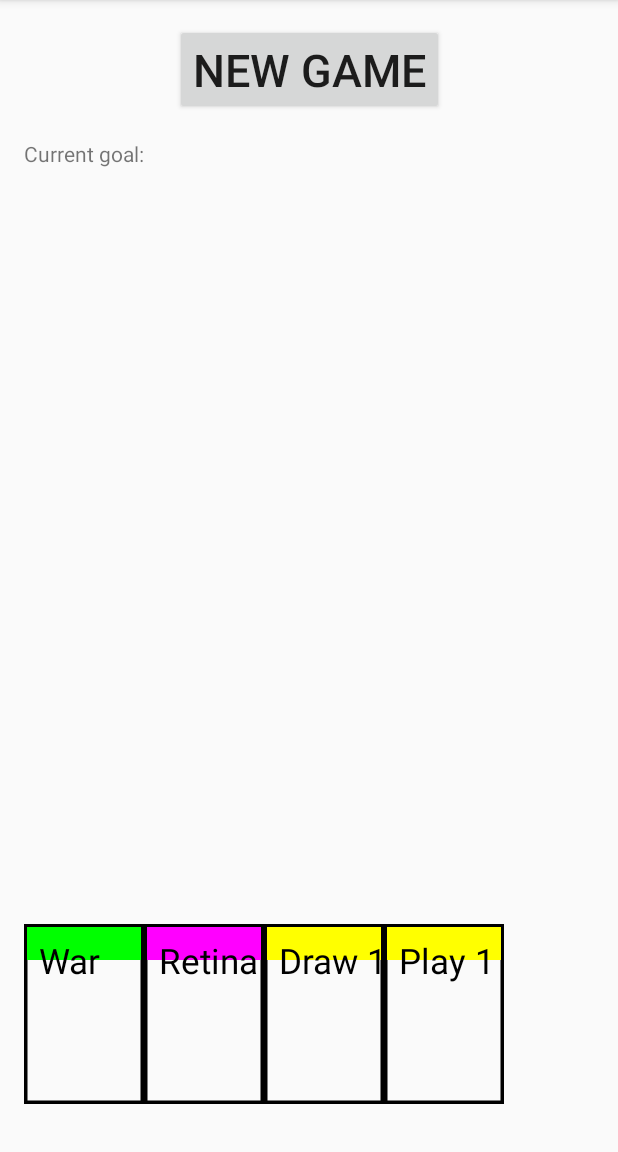
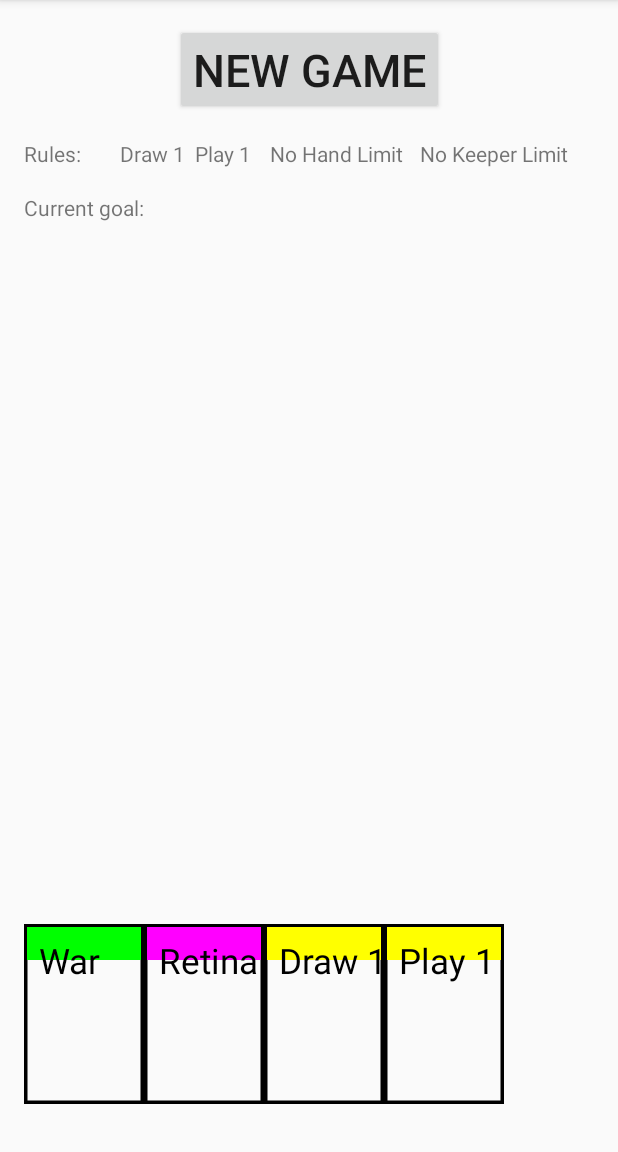
Before and after one commit to ajmath62/fluxx, an Android app: the screen it shows after launch (MainActivity), after a tap on "NEW GAME", on a phone screen of 412 x 824 dp, the part 84-1236 px from its top. Run offline under Robolectric (Android 15) with nearby library versions, the phone set to English and light mode, and no system bars.

Commit message:
Added rules description at the top of the screen

```diff
--- a/app/src/main/java/io/blackhole/aaronk/fluxx/MainActivity.java
+++ b/app/src/main/java/io/blackhole/aaronk/fluxx/MainActivity.java
@@ -1,12 +1,14 @@
 package io.blackhole.aaronk.fluxx;
 
 import android.content.res.Resources;
+import android.support.annotation.Nullable;
 import android.support.constraint.ConstraintLayout;
 import android.support.v7.app.AppCompatActivity;
 import android.os.Bundle;
 import android.util.Log;
 import android.view.View;
 import android.widget.LinearLayout;
+import android.widget.TextView;
 
 import java.util.ArrayList;
 import java.util.Arrays;
@@ -180,12 +182,31 @@ public class MainActivity extends AppCompatActivity {
             currentGoalView.addView(currentGoal.view);
         }
 
+        TextView cardsToPlayView = findViewById(R.id.cardsToPlay);
+        cardsToPlayView.setText(getString(R.string.play_n, getTotalCardsToPlay()));
+        TextView cardsToDrawView = findViewById(R.id.cardsToDraw);
+        cardsToDrawView.setText(getString(R.string.draw_n, getTotalCardsToDraw()));
+        TextView handLimitView = findViewById(R.id.handLimit);
+        Integer handLimit = getHandLimit();
+        if (handLimit == null)
+            handLimitView.setText(getString(R.string.hand_limit_null));
+        else
+            handLimitView.setText(getString(R.string.hand_limit_n, handLimit));
+        TextView keeperLimitView = findViewById(R.id.keeperLimit);
+        Integer keeperLimit = getKeeperLimit();
+        if (keeperLimit == null)
+            keeperLimitView.setText(getString(R.string.keeper_limit_null));
+        else
+            keeperLimitView.setText(getString(R.string.keeper_limit_n, keeperLimit));
+
         View youWin = findViewById(R.id.youWin);
         if (gameOver)
             youWin.setVisibility(View.VISIBLE);
         else
             youWin.setVisibility(View.INVISIBLE);
     }
+
+    //////// Helper methods
 
     private boolean isGoalSatisfied() {
         return currentGoal != null && currentGoal.isSatisfied(keepers);
@@ -197,6 +218,22 @@ public class MainActivity extends AppCompatActivity {
 
     private int getCardsLeftToPlay() {
         return getTotalCardsToPlay() - cardsPlayed;
+    }
+
+    @Nullable
+    private Integer getHandLimit() {
+        if (rules.containsKey(Rule.RuleType.HAND_LIMIT))
+            return rules.get(Rule.RuleType.HAND_LIMIT).ruleValue;
+        else
+            return null;
+    }
+
+    @Nullable
+    private Integer getKeeperLimit() {
+        if (rules.containsKey(Rule.RuleType.KEEPER_LIMIT))
+            return rules.get(Rule.RuleType.KEEPER_LIMIT).ruleValue;
+        else
+            return null;
     }
 
     private int getTotalCardsToDraw() {
--- a/app/src/main/res/layout/main.xml
+++ b/app/src/main/res/layout/main.xml
@@ -29,6 +29,57 @@
         android:layout_marginTop="16dp"
         android:text="@string/current_goal"
         app:layout_constraintStart_toStartOf="parent"
+        app:layout_constraintTop_toBottomOf="@id/rulesText" />
+
+    <TextView
+        android:id="@+id/rulesText"
+        android:layout_width="wrap_content"
+        android:layout_height="20dp"
+        android:layout_marginLeft="16dp"
+        android:layout_marginStart="16dp"
+        android:layout_marginTop="16dp"
+        android:text="@string/rules"
+        app:layout_constraintStart_toStartOf="parent"
+        app:layout_constraintTop_toBottomOf="@id/button" />
+
+    <TextView
+        android:id="@+id/cardsToPlay"
+        android:layout_width="wrap_content"
+        android:layout_height="20dp"
+        android:layout_marginLeft="130dp"
+        android:layout_marginStart="130dp"
+        android:layout_marginTop="16dp"
+        app:layout_constraintStart_toStartOf="parent"
+        app:layout_constraintTop_toBottomOf="@id/button" />
+
+    <TextView
+        android:id="@+id/cardsToDraw"
+        android:layout_width="wrap_content"
+        android:layout_height="20dp"
+        android:layout_marginLeft="80dp"
+        android:layout_marginStart="80dp"
+        android:layout_marginTop="16dp"
+        app:layout_constraintStart_toStartOf="parent"
+        app:layout_constraintTop_toBottomOf="@id/button" />
+
+    <TextView
+        android:id="@+id/handLimit"
+        android:layout_width="wrap_content"
+        android:layout_height="20dp"
+        android:layout_marginLeft="180dp"
+        android:layout_marginStart="180dp"
+        android:layout_marginTop="16dp"
+        app:layout_constraintStart_toStartOf="parent"
+        app:layout_constraintTop_toBottomOf="@id/button" />
+
+    <TextView
+        android:id="@+id/keeperLimit"
+        android:layout_width="wrap_content"
+        android:layout_height="20dp"
+        android:layout_marginLeft="280dp"
+        android:layout_marginStart="280dp"
+        android:layout_marginTop="16dp"
+        app:layout_constraintStart_toStartOf="parent"
         app:layout_constraintTop_toBottomOf="@id/button" />
 
     <android.support.constraint.ConstraintLayout
@@ -43,13 +94,11 @@
         tools:layout_editor_absoluteY="128dp">
     </android.support.constraint.ConstraintLayout>
 
-    <!-- AJK TODO display the rules -->
-
     <HorizontalScrollView
         android:id="@+id/keeperHolderScrollView"
         android:layout_width="match_parent"
         android:layout_height="wrap_content"
-        android:layout_marginBottom="16dp"
+        android:layout_marginBottom="0dp"
         android:layout_marginEnd="16dp"
         android:layout_marginStart="16dp"
         app:layout_constraintBottom_toTopOf="@+id/handHolderScrollView"
--- a/app/src/main/res/values/strings.xml
+++ b/app/src/main/res/values/strings.xml
@@ -2,5 +2,12 @@
     <string name="app_name">Fluxx</string>
     <string name="new_game">New game</string>
     <string name="current_goal">Current goal:</string>
+    <string name="rules">Rules:</string>
     <string name="you_win">You win!</string>
+    <string name="play_n">Play %1$d</string>
+    <string name="draw_n">Draw %1$d</string>
+    <string name="hand_limit_null">No Hand Limit</string>
+    <string name="hand_limit_n">Hand Limit %1$d</string>
+    <string name="keeper_limit_null">No Keeper Limit</string>
+    <string name="keeper_limit_n">Keeper Limit %1$d</string>
 </resources>
```
